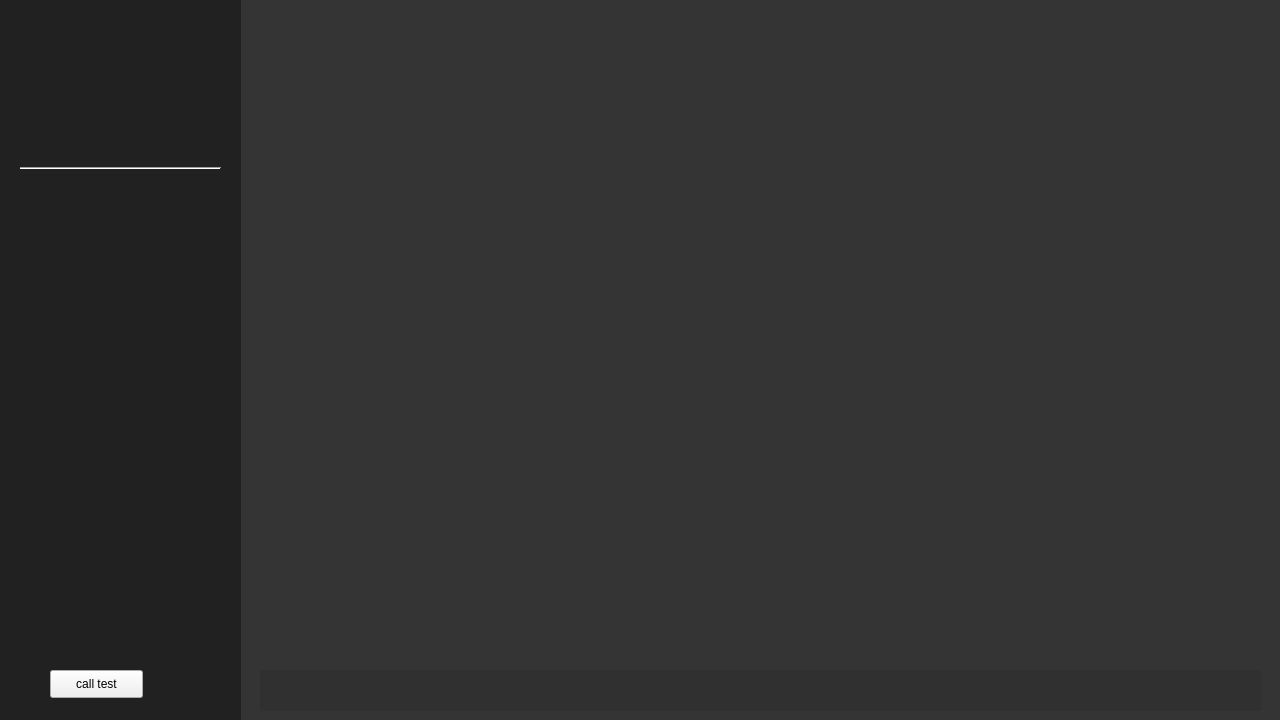
This is Client/login.ui in terrainwax/Babel as Qt 5 draws it before an edit. The edited form follows.
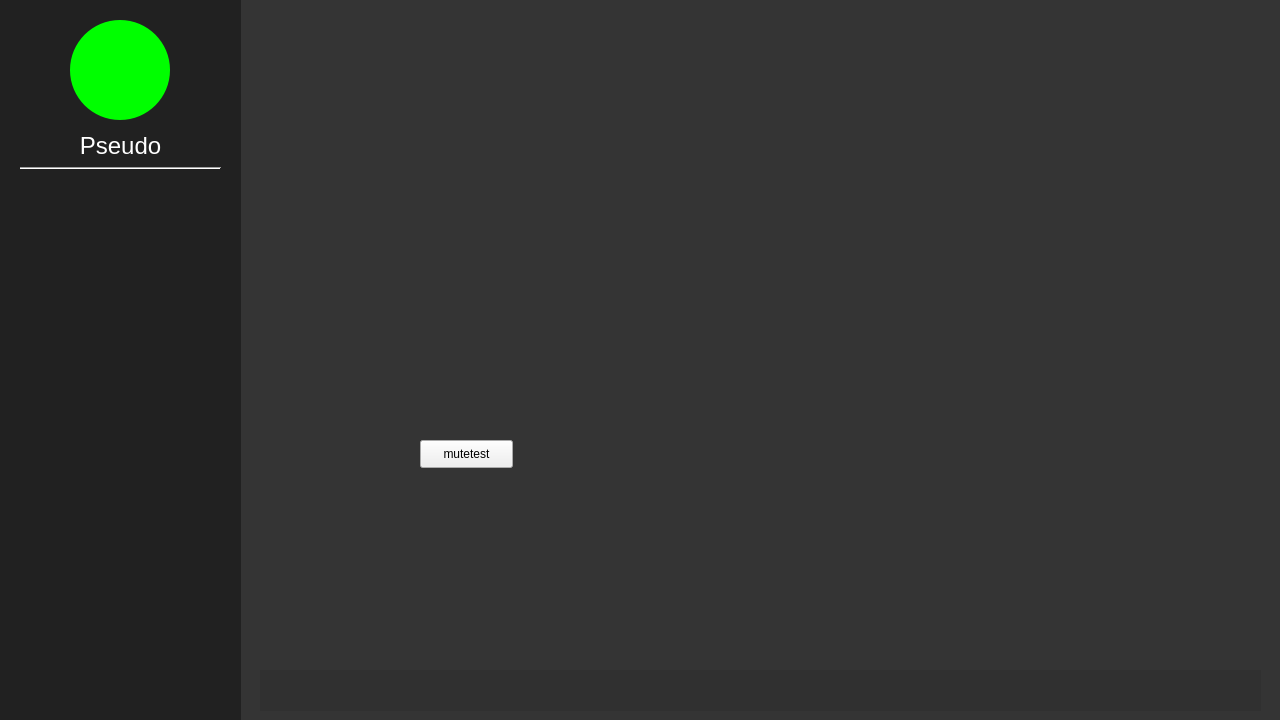
This is the edited form. The open tabs and pages were chosen to show the change. Icons and pictures are not drawn. Custom widgets are drawn as their Qt base class.

What changed in the file:
```diff
--- a/Client/login.ui
+++ b/Client/login.ui
@@ -368,17 +368,105 @@
        <string/>
       </property>
      </widget>
-     <widget class="QPushButton" name="caltest">
+     <widget class="QListWidget" name="listWidget">
       <property name="geometry">
        <rect>
-        <x>50</x>
-        <y>670</y>
+        <x>10</x>
+        <y>180</y>
+        <width>221</width>
+        <height>531</height>
+       </rect>
+      </property>
+      <property name="styleSheet">
+       <string notr="true">.QListWidget{
+background-color:rgb(33, 33, 33);
+border:none;
+}</string>
+      </property>
+      <property name="verticalScrollBarPolicy">
+       <enum>Qt::ScrollBarAlwaysOff</enum>
+      </property>
+      <property name="horizontalScrollBarPolicy">
+       <enum>Qt::ScrollBarAlwaysOff</enum>
+      </property>
+     </widget>
+     <widget class="QLabel" name="pseudo">
+      <property name="geometry">
+       <rect>
+        <x>0</x>
+        <y>130</y>
+        <width>241</width>
+        <height>31</height>
+       </rect>
+      </property>
+      <property name="font">
+       <font>
+        <pointsize>18</pointsize>
+       </font>
+      </property>
+      <property name="styleSheet">
+       <string notr="true">.QLabel
+{
+color:rgb(255, 255, 255);
+}</string>
+      </property>
+      <property name="text">
+       <string>Pseudo</string>
+      </property>
+      <property name="alignment">
+       <set>Qt::AlignCenter</set>
+      </property>
+     </widget>
+     <widget class="QLabel" name="status">
+      <property name="geometry">
+       <rect>
+        <x>70</x>
+        <y>20</y>
+        <width>100</width>
+        <height>100</height>
+       </rect>
+      </property>
+      <property name="styleSheet">
+       <string notr="true">.QLabel{
+background-color:rgb(0, 255, 0);
+border-radius:50px;
+}</string>
+      </property>
+      <property name="text">
+       <string/>
+      </property>
+     </widget>
+     <widget class="call" name="widget" native="true">
+      <property name="geometry">
+       <rect>
+        <x>1280</x>
+        <y>0</y>
+        <width>241</width>
+        <height>300</height>
+       </rect>
+      </property>
+     </widget>
+     <widget class="receive" name="widget_2" native="true">
+      <property name="geometry">
+       <rect>
+        <x>600</x>
+        <y>190</y>
+        <width>260</width>
+        <height>325</height>
+       </rect>
+      </property>
+     </widget>
+     <widget class="QPushButton" name="mute">
+      <property name="geometry">
+       <rect>
+        <x>420</x>
+        <y>440</y>
         <width>93</width>
         <height>28</height>
        </rect>
       </property>
       <property name="text">
-       <string>call test</string>
+       <string>mutetest</string>
       </property>
      </widget>
     </widget>
@@ -386,6 +474,20 @@
   </widget>
  </widget>
  <layoutdefault spacing="6" margin="11"/>
+ <customwidgets>
+  <customwidget>
+   <class>call</class>
+   <extends>QWidget</extends>
+   <header>call.h</header>
+   <container>1</container>
+  </customwidget>
+  <customwidget>
+   <class>receive</class>
+   <extends>QWidget</extends>
+   <header>receive.h</header>
+   <container>1</container>
+  </customwidget>
+ </customwidgets>
  <resources>
   <include location="assets.qrc"/>
  </resources>
```
Left out of the diff: 14 changed lines with no effect on the pictures.
